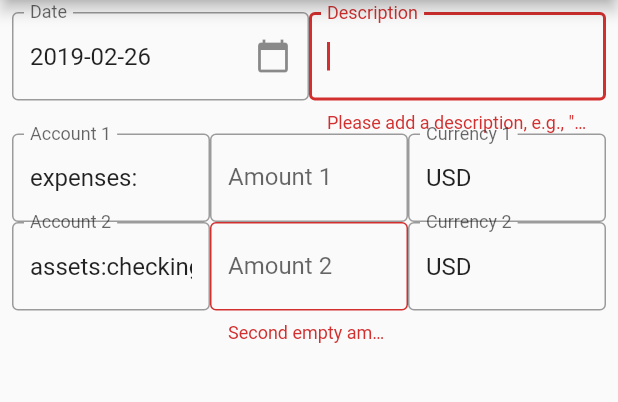
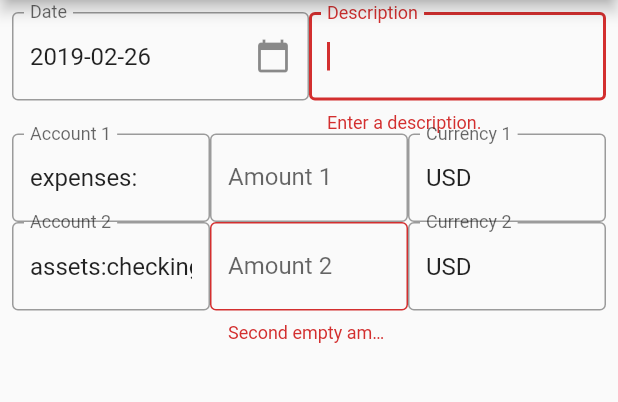
Before and after one commit to bradyt/cone, a Flutter app: the AddTransaction screen opened by its route, after a tap on the "save" icon, on a phone screen of 412 x 824 dp, the part 84-486 px from its top. Run offline on Flutter 3.47's test engine with Material 2 defaults, Android fonts, the phone set to English and light mode, and no system bars; missing offline and left inert: simple_permissions.

Commit message:
Add first validation for date, account

```diff
--- a/lib/src/flutter/add_transaction.dart
+++ b/lib/src/flutter/add_transaction.dart
@@ -182,6 +182,16 @@ class AddTransactionState extends State<AddTransaction> {
         print('onSaved $value');
         dateController.text = value;
       },
+      validator: (value) {
+        if (value == '') {
+          return 'Enter a date.';
+        }
+        try {
+          DateTime.parse(value);
+        } catch (e) {
+          return 'Try RFC 3339.';
+        }
+      },
       decoration: InputDecoration(
         border: OutlineInputBorder(),
         // filled: true,
@@ -235,7 +245,7 @@ class AddTransactionState extends State<AddTransaction> {
       validator: (value) {
         print('validating $value');
         if (value.isEmpty) {
-          return 'Please add a description, e.g., "Towel"';
+          return 'Enter a description.';
         }
       },
       onSaved: (value) {
--- a/lib/src/flutter/posting_widget.dart
+++ b/lib/src/flutter/posting_widget.dart
@@ -45,6 +45,11 @@ class PostingWidget extends StatelessWidget {
               accountFocus.unfocus();
               FocusScope.of(context).requestFocus(amountFocus);
             },
+            validator: (value) {
+              if (value == '') {
+                return 'Enter an account.';
+              }
+            },
           ),
         ),
         Expanded(
@@ -64,7 +69,7 @@ class PostingWidget extends StatelessWidget {
               validator: (value) {
                 List<bool> bools = emptyAmountBools();
                 if (j == 1 && bools.length == 1 && bools[0] == true) {
-                  return 'At least one amount.';
+                  return 'Enter an amount.';
                 } else if (['', null].contains(value) &&
                     (bools.sublist(0, j).where((it) => it).length == 2)) {
                   return 'Second empty amount.';
```
